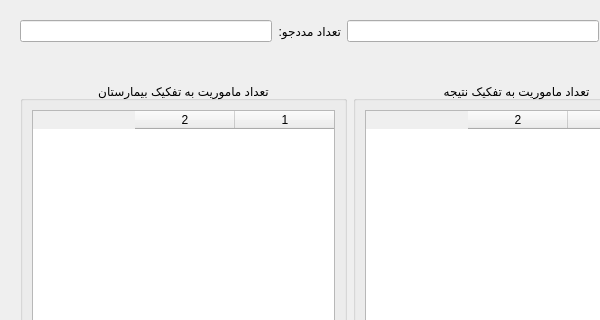
Qt form src/hamyar_paygah/new_ui/widgets/analysis_page.ui (MohsenHNSJ/HamyarPaygahPy) before a commit; both pictures show x 0 to 600 and y 0 to 320 of the 700 by 1064 pixel window.
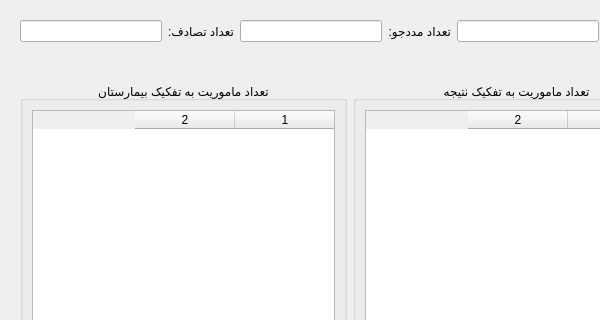
The same form after that commit.

Commit message: Added total vehicle accidents

The edit to the form file:
```diff
--- a/src/hamyar_paygah/new_ui/widgets/analysis_page.ui
+++ b/src/hamyar_paygah/new_ui/widgets/analysis_page.ui
@@ -75,6 +75,26 @@
         </property>
        </widget>
       </item>
+      <item>
+       <widget class="QLabel" name="total_vehicle_accident_label">
+        <property name="text">
+         <string>تعداد تصادف:</string>
+        </property>
+        <property name="textFormat">
+         <enum>Qt::TextFormat::PlainText</enum>
+        </property>
+       </widget>
+      </item>
+      <item>
+       <widget class="QLineEdit" name="total_vehicle_accident_field">
+        <property name="alignment">
+         <set>Qt::AlignmentFlag::AlignCenter</set>
+        </property>
+        <property name="readOnly">
+         <bool>true</bool>
+        </property>
+       </widget>
+      </item>
      </layout>
     </widget>
    </item>
```
The commit also changes 3 other files.
